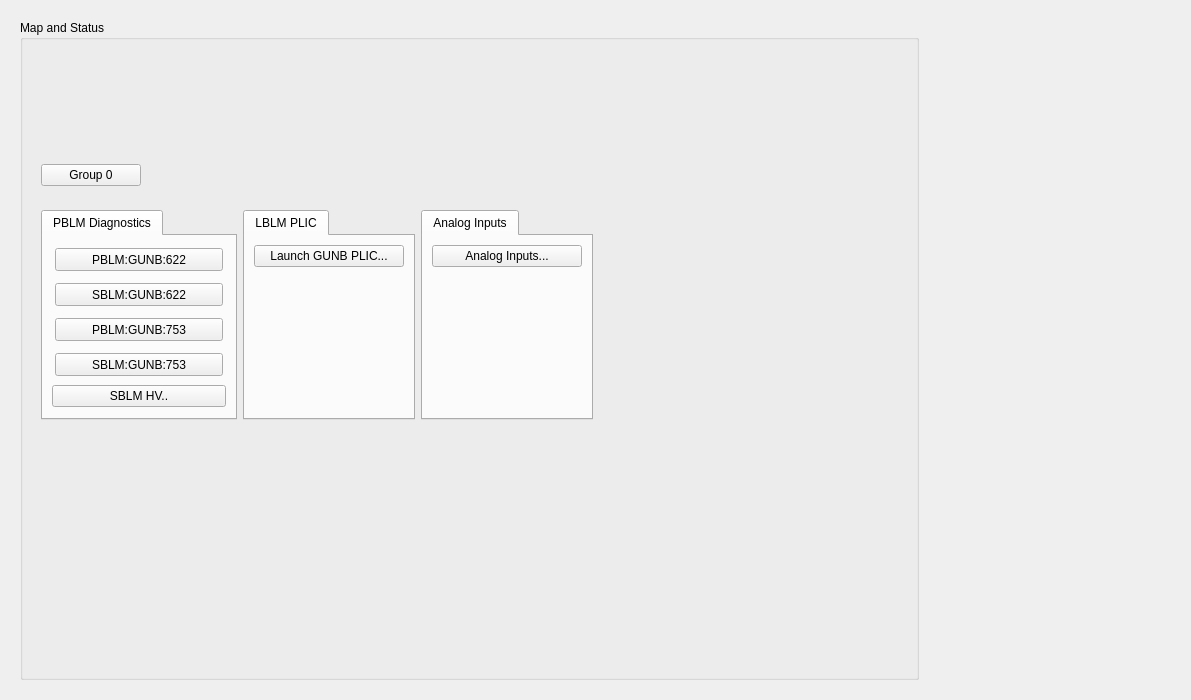
Old version of the form gunb_main.ui in the repository ad-build-test/pydm-mps.
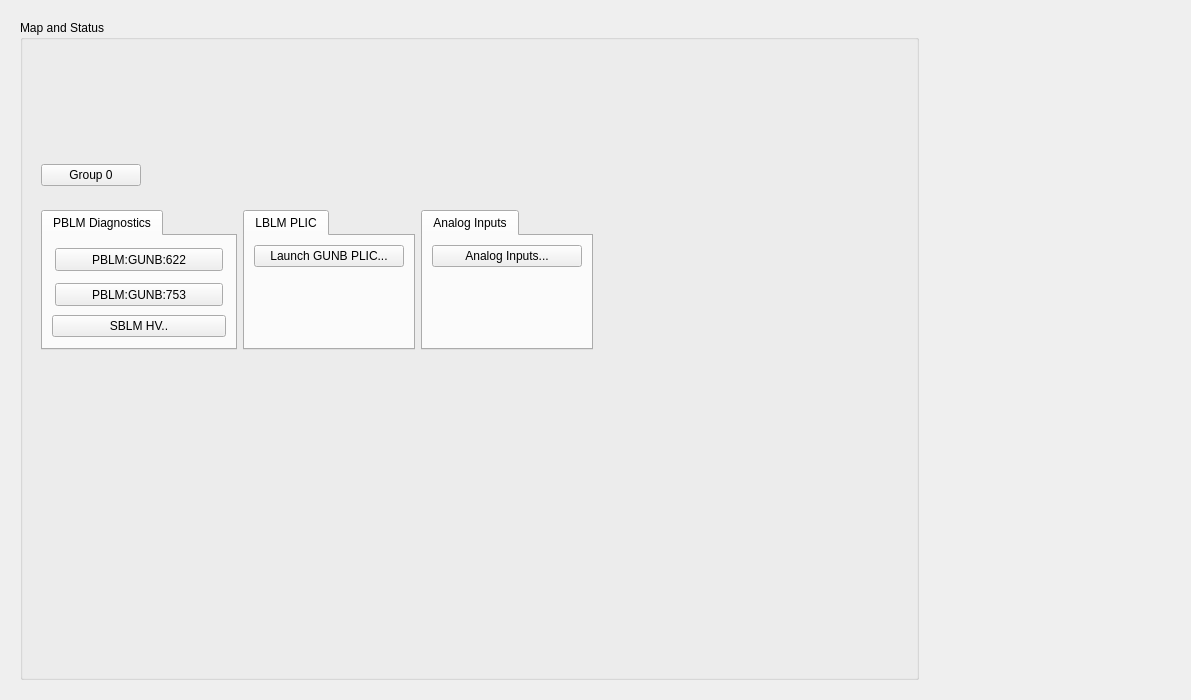
New version of the form. Custom widgets are drawn as their Qt base class.

Commit message: Removing SBLM buttons from display.

What changed in the file:
```diff
--- a/gunb_main.ui
+++ b/gunb_main.ui
@@ -192,76 +192,7 @@
                 <string>PBLM Diagnostics</string>
                </attribute>
                <layout class="QGridLayout" name="gridLayout_10">
-                <item row="3" column="0">
-                 <widget class="PyDMFrame" name="PyDMFrame_4">
-                  <property name="minimumSize">
-                   <size>
-                    <width>174</width>
-                    <height>29</height>
-                   </size>
-                  </property>
-                  <property name="maximumSize">
-                   <size>
-                    <width>174</width>
-                    <height>29</height>
-                   </size>
-                  </property>
-                  <property name="toolTip">
-                   <string/>
-                  </property>
-                  <property name="alarmSensitiveBorder" stdset="0">
-                   <bool>true</bool>
-                  </property>
-                  <property name="channel" stdset="0">
-                   <string>SBLM:GUNB:753:UP_TIME_SECSUM</string>
-                  </property>
-                  <widget class="PyDMEDMDisplayButton" name="PyDMEDMDisplayButton_4">
-                   <property name="geometry">
-                    <rect>
-                     <x>3</x>
-                     <y>3</y>
-                     <width>168</width>
-                     <height>23</height>
-                    </rect>
-                   </property>
-                   <property name="minimumSize">
-                    <size>
-                     <width>150</width>
-                     <height>20</height>
-                    </size>
-                   </property>
-                   <property name="toolTip">
-                    <string/>
-                   </property>
-                   <property name="text">
-                    <string>SBLM:GUNB:753</string>
-                   </property>
-                   <property name="filenames" stdset="0">
-                    <stringlist>
-                     <string>$EDM/bcs/bcs_pblm_status.edl</string>
-                    </stringlist>
-                   </property>
-                   <property name="titles" stdset="0">
-                    <stringlist>
-                     <string>SBLM:GUNB:753</string>
-                     <string></string>
-                    </stringlist>
-                   </property>
-                   <property name="showIcon" stdset="0">
-                    <bool>false</bool>
-                   </property>
-                   <property name="macros" stdset="0">
-                    <stringlist>
-                     <string>BLM=SBLM:GUNB:753</string>
-                    </stringlist>
-                   </property>
-                   <property name="openInNewWindow" stdset="0">
-                    <bool>true</bool>
-                   </property>
-                  </widget>
-                 </widget>
-                </item>
-                <item row="2" column="0">
+                <item row="1" column="0">
                  <widget class="PyDMFrame" name="PyDMFrame_3">
                   <property name="minimumSize">
                    <size>
@@ -330,99 +261,6 @@
                   </widget>
                  </widget>
                 </item>
-                <item row="4" column="0">
-                 <widget class="PyDMShellCommand" name="PyDMShellCommand">
-                  <property name="minimumSize">
-                   <size>
-                    <width>150</width>
-                    <height>20</height>
-                   </size>
-                  </property>
-                  <property name="toolTip">
-                   <string/>
-                  </property>
-                  <property name="text">
-                   <string>SBLM HV..</string>
-                  </property>
-                  <property name="showIcon" stdset="0">
-                   <bool>false</bool>
-                  </property>
-                  <property name="commands" stdset="0">
-                   <stringlist>
-                    <string>edm -x -m &quot;dev=HVM:GUNB:MP01,dev0=SBLM:GUNB:622,dev1=SBLM:GUNB:753,dev2=HVM:GUNB:100,dev3=HVM:GUNB:200&quot; $EDM/ws/caen_hv_DT5533.edl</string>
-                   </stringlist>
-                  </property>
-                 </widget>
-                </item>
-                <item row="1" column="0">
-                 <widget class="PyDMFrame" name="PyDMFrame_2">
-                  <property name="minimumSize">
-                   <size>
-                    <width>174</width>
-                    <height>29</height>
-                   </size>
-                  </property>
-                  <property name="maximumSize">
-                   <size>
-                    <width>174</width>
-                    <height>29</height>
-                   </size>
-                  </property>
-                  <property name="toolTip">
-                   <string/>
-                  </property>
-                  <property name="alarmSensitiveBorder" stdset="0">
-                   <bool>true</bool>
-                  </property>
-                  <property name="channel" stdset="0">
-                   <string>SBLM:GUNB:622:UP_TIME_SECSUM</string>
-                  </property>
-                  <widget class="PyDMEDMDisplayButton" name="PyDMEDMDisplayButton_2">
-                   <property name="geometry">
-                    <rect>
-                     <x>3</x>
-                     <y>3</y>
-                     <width>168</width>
-                     <height>23</height>
-                    </rect>
-                   </property>
-                   <property name="minimumSize">
-                    <size>
-                     <width>150</width>
-                     <height>20</height>
-                    </size>
-                   </property>
-                   <property name="toolTip">
-                    <string/>
-                   </property>
-                   <property name="text">
-                    <string>SBLM:GUNB:622</string>
-                   </property>
-                   <property name="filenames" stdset="0">
-                    <stringlist>
-                     <string>$EDM/bcs/bcs_pblm_status.edl</string>
-                    </stringlist>
-                   </property>
-                   <property name="titles" stdset="0">
-                    <stringlist>
-                     <string>SBLM:GUNB:622</string>
-                     <string></string>
-                    </stringlist>
-                   </property>
-                   <property name="showIcon" stdset="0">
-                    <bool>false</bool>
-                   </property>
-                   <property name="macros" stdset="0">
-                    <stringlist>
-                     <string>BLM=SBLM:GUNB:622</string>
-                    </stringlist>
-                   </property>
-                   <property name="openInNewWindow" stdset="0">
-                    <bool>true</bool>
-                   </property>
-                  </widget>
-                 </widget>
-                </item>
                 <item row="0" column="0">
                  <widget class="PyDMFrame" name="PyDMFrame">
                   <property name="minimumSize">
@@ -489,6 +327,30 @@
                   </widget>
                  </widget>
                 </item>
+                <item row="2" column="0">
+                 <widget class="PyDMShellCommand" name="PyDMShellCommand">
+                  <property name="minimumSize">
+                   <size>
+                    <width>150</width>
+                    <height>20</height>
+                   </size>
+                  </property>
+                  <property name="toolTip">
+                   <string/>
+                  </property>
+                  <property name="text">
+                   <string>SBLM HV..</string>
+                  </property>
+                  <property name="showIcon" stdset="0">
+                   <bool>false</bool>
+                  </property>
+                  <property name="commands" stdset="0">
+                   <stringlist>
+                    <string>edm -x -m &quot;dev=HVM:GUNB:MP01,dev0=SBLM:GUNB:622,dev1=SBLM:GUNB:753,dev2=HVM:GUNB:100,dev3=HVM:GUNB:200&quot; $EDM/ws/caen_hv_DT5533.edl</string>
+                   </stringlist>
+                  </property>
+                 </widget>
+                </item>
                </layout>
               </widget>
              </widget>
```
